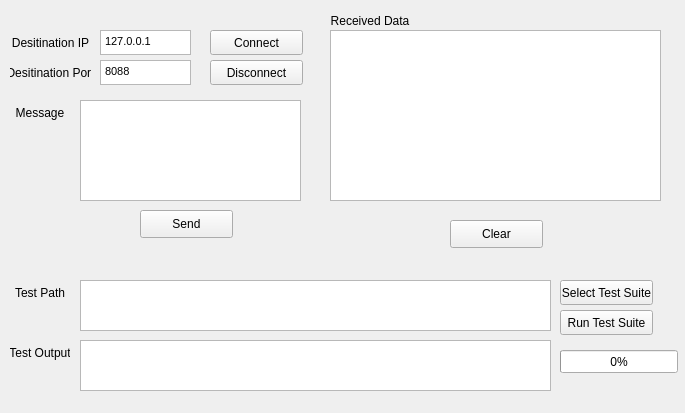
Above: QtProxyClient/mainwindow.ui from cal-roboops/F2017_Decal before the change. Below: the same form after it.
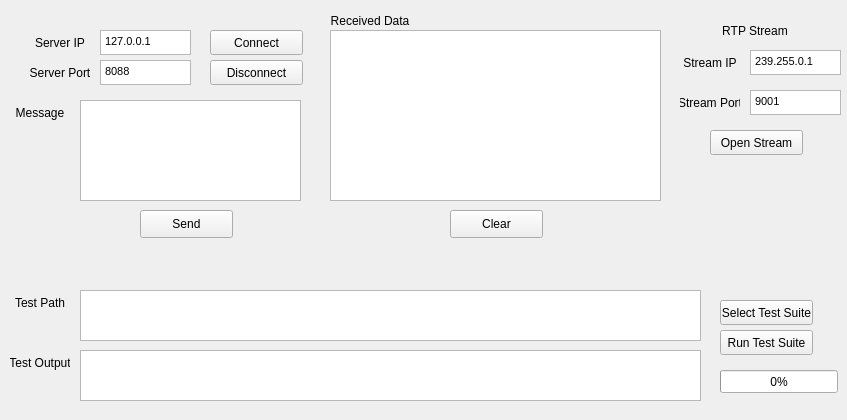
That is the form after the change.

Commit message: Updated proxy client and server classes

What changed in the file:
```diff
--- a/QtProxyClient/mainwindow.ui
+++ b/QtProxyClient/mainwindow.ui
@@ -9,8 +9,8 @@
    <rect>
     <x>0</x>
     <y>0</y>
-    <width>685</width>
-    <height>413</height>
+    <width>847</width>
+    <height>420</height>
    </rect>
   </property>
   <property name="windowTitle">
@@ -92,14 +92,14 @@
    <widget class="QLabel" name="ip_Label">
     <property name="geometry">
      <rect>
-      <x>10</x>
+      <x>30</x>
       <y>30</y>
-      <width>81</width>
+      <width>60</width>
       <height>25</height>
      </rect>
     </property>
     <property name="text">
-     <string>Desitination IP</string>
+     <string>Server IP</string>
     </property>
     <property name="alignment">
      <set>Qt::AlignCenter</set>
@@ -125,7 +125,7 @@
     <property name="geometry">
      <rect>
       <x>450</x>
-      <y>220</y>
+      <y>210</y>
       <width>93</width>
       <height>28</height>
      </rect>
@@ -151,7 +151,7 @@
     <property name="geometry">
      <rect>
       <x>20</x>
-      <y>240</y>
+      <y>250</y>
       <width>331</width>
       <height>20</height>
      </rect>
@@ -183,14 +183,14 @@
    <widget class="QLabel" name="port_Label">
     <property name="geometry">
      <rect>
-      <x>10</x>
+      <x>30</x>
       <y>60</y>
-      <width>81</width>
+      <width>60</width>
       <height>25</height>
      </rect>
     </property>
     <property name="text">
-     <string>Desitination Port</string>
+     <string>Server Port</string>
     </property>
     <property name="alignment">
      <set>Qt::AlignCenter</set>
@@ -212,8 +212,8 @@
    <widget class="QPushButton" name="runTestSuite">
     <property name="geometry">
      <rect>
-      <x>560</x>
-      <y>310</y>
+      <x>720</x>
+      <y>330</y>
       <width>93</width>
       <height>25</height>
      </rect>
@@ -226,8 +226,8 @@
     <property name="geometry">
      <rect>
       <x>80</x>
-      <y>280</y>
-      <width>471</width>
+      <y>290</y>
+      <width>621</width>
       <height>51</height>
      </rect>
     </property>
@@ -235,8 +235,8 @@
    <widget class="QPushButton" name="selectTestSuite">
     <property name="geometry">
      <rect>
-      <x>560</x>
-      <y>280</y>
+      <x>720</x>
+      <y>300</y>
       <width>93</width>
       <height>25</height>
      </rect>
@@ -249,7 +249,7 @@
     <property name="geometry">
      <rect>
       <x>10</x>
-      <y>280</y>
+      <y>290</y>
       <width>60</width>
       <height>25</height>
      </rect>
@@ -264,8 +264,8 @@
    <widget class="QProgressBar" name="testProgress">
     <property name="geometry">
      <rect>
-      <x>560</x>
-      <y>350</y>
+      <x>720</x>
+      <y>370</y>
       <width>118</width>
       <height>23</height>
      </rect>
@@ -278,8 +278,8 @@
     <property name="geometry">
      <rect>
       <x>80</x>
-      <y>340</y>
-      <width>471</width>
+      <y>350</y>
+      <width>621</width>
       <height>51</height>
      </rect>
     </property>
@@ -291,7 +291,7 @@
     <property name="geometry">
      <rect>
       <x>10</x>
-      <y>340</y>
+      <y>350</y>
       <width>60</width>
       <height>25</height>
      </rect>
@@ -303,6 +303,101 @@
      <set>Qt::AlignCenter</set>
     </property>
    </widget>
+   <widget class="QLabel" name="st_ip_Label">
+    <property name="geometry">
+     <rect>
+      <x>680</x>
+      <y>50</y>
+      <width>60</width>
+      <height>25</height>
+     </rect>
+    </property>
+    <property name="text">
+     <string>Stream IP</string>
+    </property>
+    <property name="alignment">
+     <set>Qt::AlignCenter</set>
+    </property>
+   </widget>
+   <widget class="QPushButton" name="openStream">
+    <property name="geometry">
+     <rect>
+      <x>710</x>
+      <y>130</y>
+      <width>93</width>
+      <height>25</height>
+     </rect>
+    </property>
+    <property name="text">
+     <string>Open Stream</string>
+    </property>
+   </widget>
+   <widget class="QTextEdit" name="st_portEdit">
+    <property name="geometry">
+     <rect>
+      <x>750</x>
+      <y>90</y>
+      <width>91</width>
+      <height>25</height>
+     </rect>
+    </property>
+    <property name="html">
+     <string>&lt;!DOCTYPE HTML PUBLIC &quot;-//W3C//DTD HTML 4.0//EN&quot; &quot;http://www.w3.org/TR/REC-html40/strict.dtd&quot;&gt;
+&lt;html&gt;&lt;head&gt;&lt;meta name=&quot;qrichtext&quot; content=&quot;1&quot; /&gt;&lt;style type=&quot;text/css&quot;&gt;
+p, li { white-space: pre-wrap; }
+&lt;/style&gt;&lt;/head&gt;&lt;body style=&quot; font-family:'MS Shell Dlg 2'; font-size:8.25pt; font-weight:400; font-style:normal;&quot;&gt;
+&lt;p style=&quot; margin-top:0px; margin-bottom:0px; margin-left:0px; margin-right:0px; -qt-block-indent:0; text-indent:0px;&quot;&gt;9001&lt;/p&gt;&lt;/body&gt;&lt;/html&gt;</string>
+    </property>
+   </widget>
+   <widget class="QTextEdit" name="st_ipEdit">
+    <property name="geometry">
+     <rect>
+      <x>750</x>
+      <y>50</y>
+      <width>91</width>
+      <height>25</height>
+     </rect>
+    </property>
+    <property name="html">
+     <string>&lt;!DOCTYPE HTML PUBLIC &quot;-//W3C//DTD HTML 4.0//EN&quot; &quot;http://www.w3.org/TR/REC-html40/strict.dtd&quot;&gt;
+&lt;html&gt;&lt;head&gt;&lt;meta name=&quot;qrichtext&quot; content=&quot;1&quot; /&gt;&lt;style type=&quot;text/css&quot;&gt;
+p, li { white-space: pre-wrap; }
+&lt;/style&gt;&lt;/head&gt;&lt;body style=&quot; font-family:'MS Shell Dlg 2'; font-size:8.25pt; font-weight:400; font-style:normal;&quot;&gt;
+&lt;p style=&quot; margin-top:0px; margin-bottom:0px; margin-left:0px; margin-right:0px; -qt-block-indent:0; text-indent:0px;&quot;&gt;239.255.0.1&lt;/p&gt;&lt;/body&gt;&lt;/html&gt;</string>
+    </property>
+   </widget>
+   <widget class="QLabel" name="st_port_Label">
+    <property name="geometry">
+     <rect>
+      <x>680</x>
+      <y>90</y>
+      <width>60</width>
+      <height>25</height>
+     </rect>
+    </property>
+    <property name="text">
+     <string>Stream Port</string>
+    </property>
+    <property name="alignment">
+     <set>Qt::AlignCenter</set>
+    </property>
+   </widget>
+   <widget class="QLabel" name="streamLabel">
+    <property name="geometry">
+     <rect>
+      <x>720</x>
+      <y>20</y>
+      <width>70</width>
+      <height>21</height>
+     </rect>
+    </property>
+    <property name="text">
+     <string>RTP Stream</string>
+    </property>
+    <property name="alignment">
+     <set>Qt::AlignCenter</set>
+    </property>
+   </widget>
   </widget>
  </widget>
  <layoutdefault spacing="6" margin="11"/>
```
Left out of the diff: 8 changed lines with no effect on the pictures. The commit also changes 10 other files.
